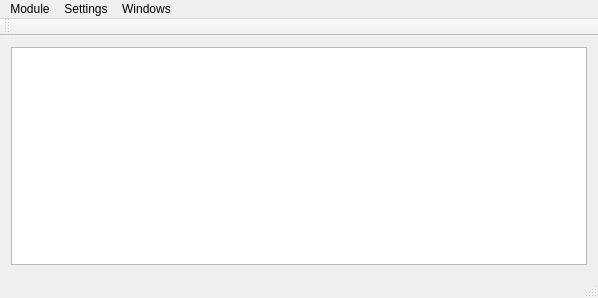
Above: Source/Tools/MGEditor/Windows/MainWindow.ui from cat-anna/MoonGlare before the change. Below: the same form after it.
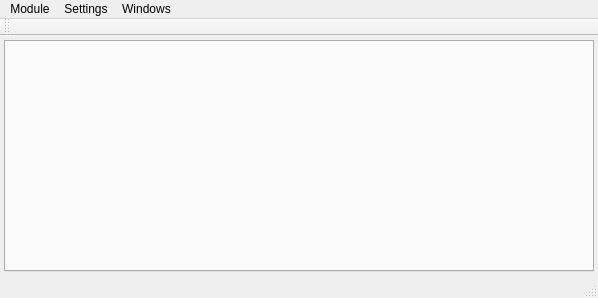
That is the form after the change. Icons and pictures are not drawn.

```diff
--- a/Source/Tools/MGEditor/Windows/MainWindow.ui
+++ b/Source/Tools/MGEditor/Windows/MainWindow.ui
@@ -33,14 +33,35 @@
     <item>
      <widget class="QWidget" name="widget" native="true">
       <layout class="QHBoxLayout" name="horizontalLayout_2">
+       <property name="leftMargin">
+        <number>4</number>
+       </property>
+       <property name="topMargin">
+        <number>4</number>
+       </property>
+       <property name="rightMargin">
+        <number>4</number>
+       </property>
+       <property name="bottomMargin">
+        <number>4</number>
+       </property>
        <item>
-        <widget class="QTreeView" name="treeViewState">
-         <property name="rootIsDecorated">
-          <bool>true</bool>
+        <widget class="QTabWidget" name="tabWidget">
+         <property name="tabShape">
+          <enum>QTabWidget::Rounded</enum>
          </property>
-         <property name="expandsOnDoubleClick">
+         <property name="elideMode">
+          <enum>Qt::ElideNone</enum>
+         </property>
+         <property name="documentMode">
           <bool>false</bool>
          </property>
+         <property name="tabsClosable">
+          <bool>true</bool>
+         </property>
+         <property name="movable">
+          <bool>true</bool>
+         </property>
         </widget>
        </item>
       </layout>
```
